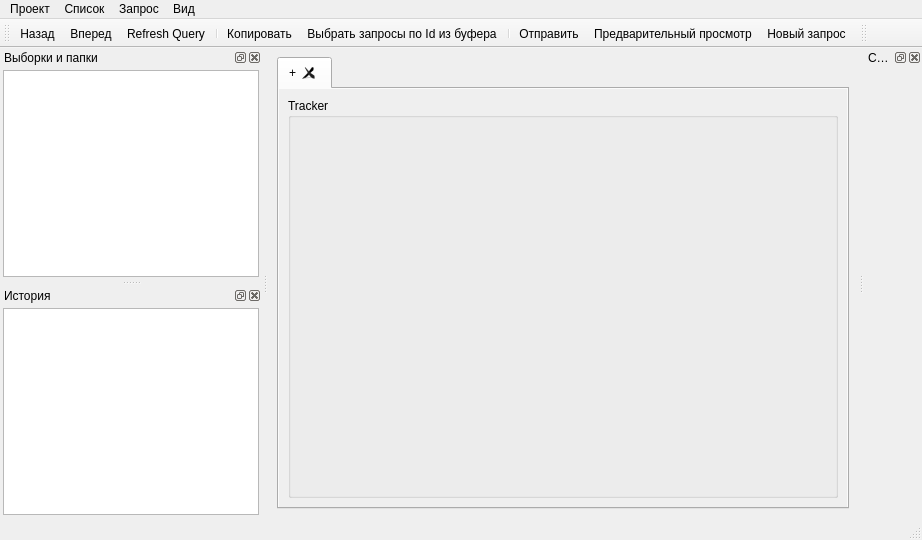
This is client/ui/tracksmain.ui in sshmakov/Traquera as Qt 5 draws it before an edit. The edited form follows.
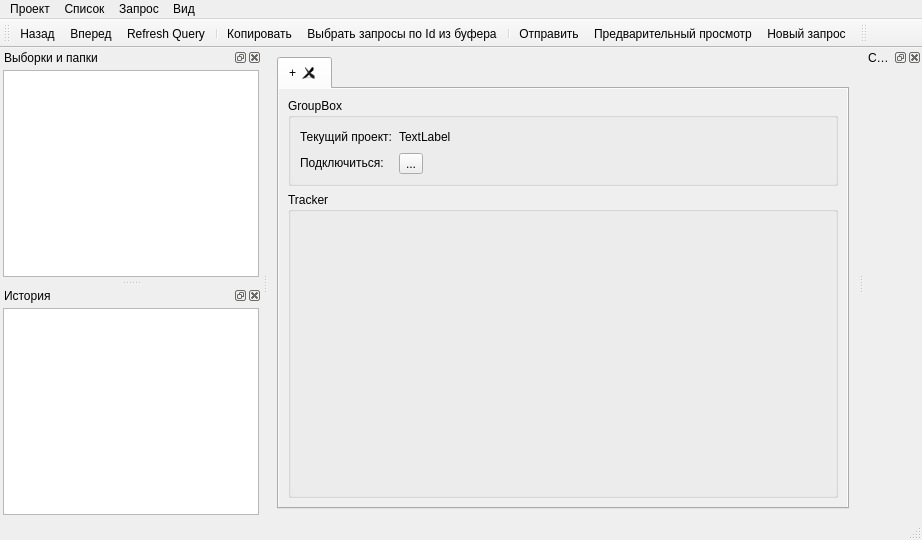
This is the edited form. Icons and pictures are not drawn.

```diff
--- a/client/ui/tracksmain.ui
+++ b/client/ui/tracksmain.ui
@@ -79,6 +79,83 @@
             </rect>
            </property>
            <layout class="QVBoxLayout" name="verticalLayout_3">
+            <item>
+             <widget class="QGroupBox" name="groupBox_2">
+              <property name="sizePolicy">
+               <sizepolicy hsizetype="Preferred" vsizetype="Maximum">
+                <horstretch>0</horstretch>
+                <verstretch>0</verstretch>
+               </sizepolicy>
+              </property>
+              <property name="title">
+               <string>GroupBox</string>
+              </property>
+              <layout class="QGridLayout" name="gridLayout_2">
+               <item row="0" column="1">
+                <widget class="QLabel" name="lCurrentProjectName">
+                 <property name="sizePolicy">
+                  <sizepolicy hsizetype="Minimum" vsizetype="Preferred">
+                   <horstretch>0</horstretch>
+                   <verstretch>0</verstretch>
+                  </sizepolicy>
+                 </property>
+                 <property name="text">
+                  <string>TextLabel</string>
+                 </property>
+                </widget>
+               </item>
+               <item row="1" column="1">
+                <widget class="QToolButton" name="tbNewConnect">
+                 <property name="text">
+                  <string>...</string>
+                 </property>
+                 <property name="popupMode">
+                  <enum>QToolButton::InstantPopup</enum>
+                 </property>
+                </widget>
+               </item>
+               <item row="1" column="0">
+                <widget class="QLabel" name="label_2">
+                 <property name="sizePolicy">
+                  <sizepolicy hsizetype="Preferred" vsizetype="Maximum">
+                   <horstretch>0</horstretch>
+                   <verstretch>0</verstretch>
+                  </sizepolicy>
+                 </property>
+                 <property name="text">
+                  <string>Подключиться:</string>
+                 </property>
+                </widget>
+               </item>
+               <item row="0" column="0">
+                <widget class="QLabel" name="label">
+                 <property name="sizePolicy">
+                  <sizepolicy hsizetype="Maximum" vsizetype="Preferred">
+                   <horstretch>0</horstretch>
+                   <verstretch>0</verstretch>
+                  </sizepolicy>
+                 </property>
+                 <property name="text">
+                  <string>Текущий проект:</string>
+                 </property>
+                </widget>
+               </item>
+               <item row="0" column="2">
+                <spacer name="horizontalSpacer_3">
+                 <property name="orientation">
+                  <enum>Qt::Horizontal</enum>
+                 </property>
+                 <property name="sizeHint" stdset="0">
+                  <size>
+                   <width>40</width>
+                   <height>20</height>
+                  </size>
+                 </property>
+                </spacer>
+               </item>
+              </layout>
+             </widget>
+            </item>
             <item>
              <widget class="QGroupBox" name="groupBox">
               <property name="title">
```
